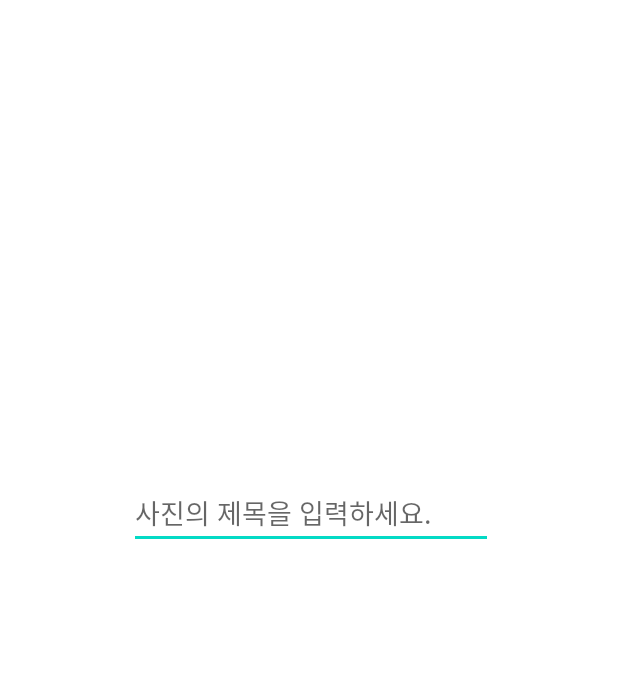
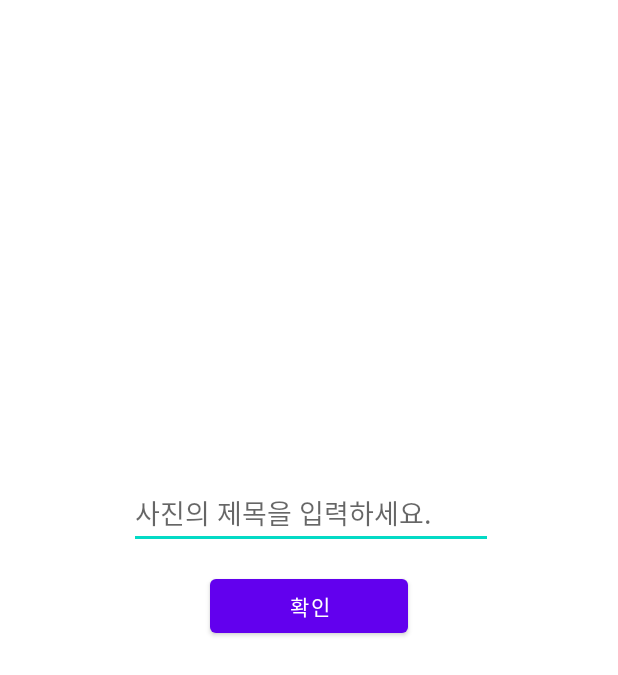
Before and after one commit to JongDo737/Kaist_Subject1, an Android app: the layout gallery.xml on its own in the app's theme, with its tools: preview values and no code run, on a phone screen of 412 x 824 dp. Shown: the top 675 px of the screen. Run offline under Robolectric (Android 15) with nearby library versions, the phone set to English and light mode, and no system bars.

Commit message:
최신화 오류  고치기

```diff
--- a/imageGallery/app/src/main/res/layout/gallery.xml
+++ b/imageGallery/app/src/main/res/layout/gallery.xml
@@ -21,6 +21,20 @@
         android:layout_marginStart="86dp"
         android:layout_marginTop="18dp"
         android:layout_marginEnd="83dp"
-        android:hint="사진의 제목을 입력하세요."></EditText>
+        android:hint="사진의 제목을 입력하세요."
+        android:minHeight="48dp"></EditText>
+
+    <Button
+        android:id="@+id/commit"
+        android:layout_width="130dp"
+        android:layout_height="wrap_content"
+        android:layout_below="@+id/imgTitle"
+        android:layout_alignParentStart="true"
+        android:layout_alignParentEnd="true"
+        android:layout_marginStart="140dp"
+        android:layout_marginTop="14dp"
+        android:layout_marginEnd="140dp"
+        android:text="확인" />
+
 
 </RelativeLayout>
```
Also changed, not shown: imageGallery/app/src/main/java/com/example/imagegallery/GalleryDto.java (+8 -1 lines), imageGallery/app/src/main/java/com/example/imagegallery/MainActivity.java (+77 -54 lines).
